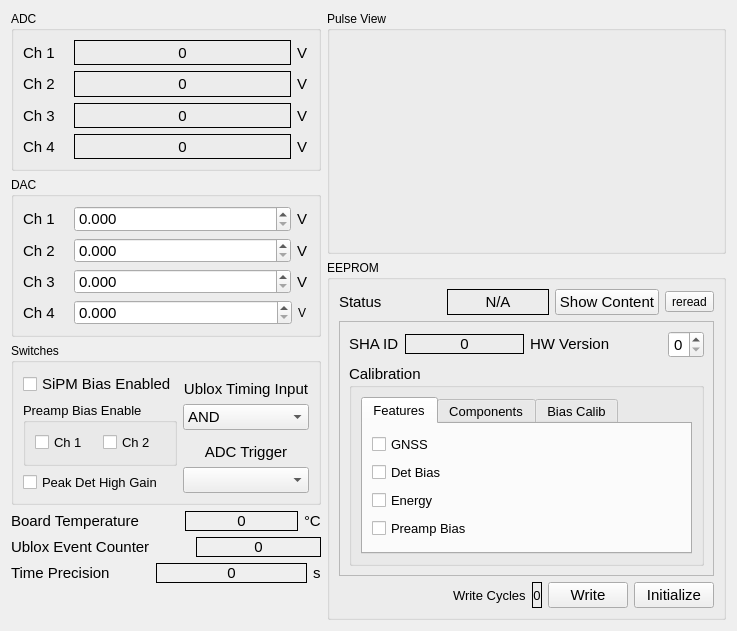
The window that muondetector-gui/src/main/parametermonitorform.ui (MuonPi/muondetector) describes before a commit, drawn with Qt 5.
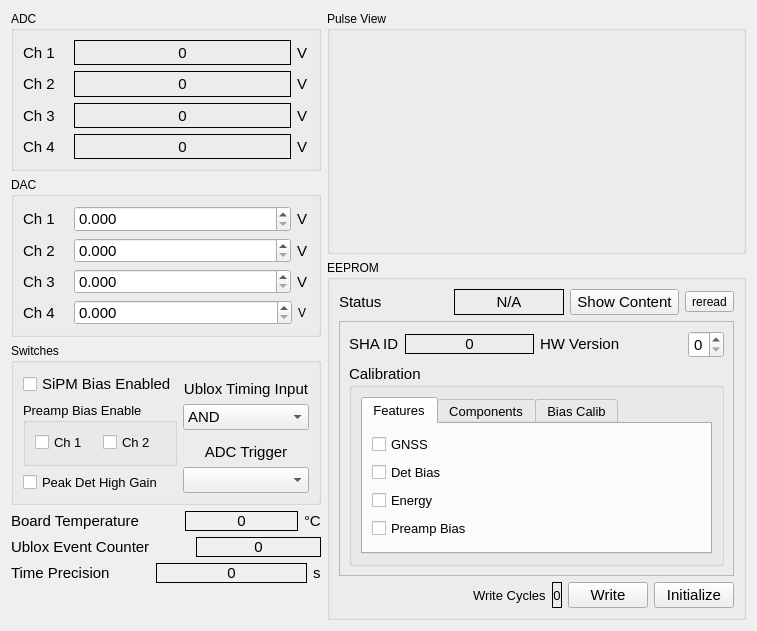
The same window after the commit. Custom widgets are drawn as their Qt base class.

Commit message: tiny mod in parametermonitorform.ui for qt backward compatibility

The edit to the form file:
```diff
--- a/muondetector-gui/src/main/parametermonitorform.ui
+++ b/muondetector-gui/src/main/parametermonitorform.ui
@@ -6,7 +6,7 @@
    <rect>
     <x>0</x>
     <y>0</y>
-    <width>737</width>
+    <width>757</width>
     <height>631</height>
    </rect>
   </property>
```
Left out of the diff: 2 changed lines with no effect on the pictures.
